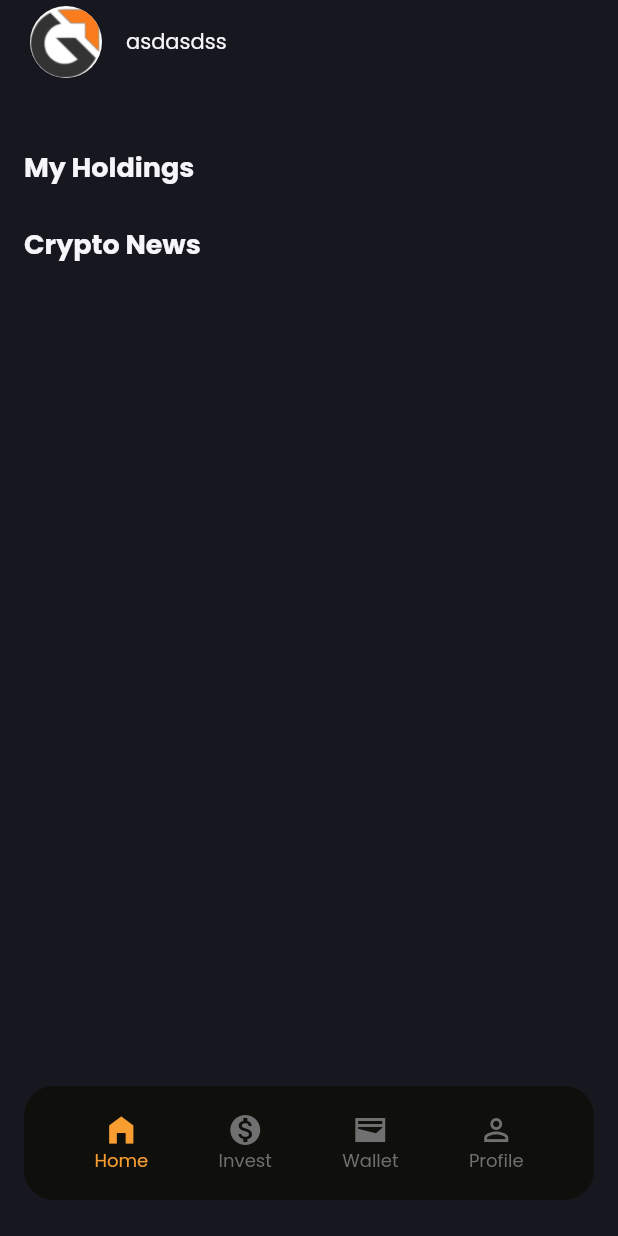
After one commit to vaidic-dodwani/Global-Dispatch, a Flutter app: the HomePage screen opened directly, on a phone screen of 412 x 824 dp. The commit adds this screen. Run offline on Flutter 3.47's test engine with Material 2 defaults, Android fonts, the phone set to English and light mode, and no system bars; our stand-ins replace flutter_native_splash, flutter_riverpod, flutter_svg, go_router, pinput, toast.

Commit message:
Added Home Page Skeleton

```diff
--- /dev/null
+++ b/lib/Screens/HomePage/home_page.dart
@@ -0,0 +1,34 @@
+// ignore_for_file: use_build_context_synchronously
+
+import 'package:flutter/material.dart';
+import 'package:flutter_riverpod/flutter_riverpod.dart';
+import 'package:globaldispatch/Riverpod/riverpod_variables.dart';
+import 'package:globaldispatch/Screens/HomePage/home_tab.dart';
+import 'package:globaldispatch/Screens/Widgets/home_app_bar.dart';
+import 'package:globaldispatch/Screens/Widgets/home_bottom_nav.dart';
+import 'package:globaldispatch/Screens/Widgets/utilities.dart';
+
+class HomePage extends ConsumerWidget {
+  const HomePage({super.key});
+
+  @override
+  Widget build(BuildContext context, WidgetRef ref) {
+    return Scaffold(
+      backgroundColor: Palette.secondaryBlackColor,
+      appBar: homeAppBar(),
+      body: Stack(
+        children: [
+          homePageWidgets[ref.watch(homeBottomNavProvider)],
+          const HomeBottomNavBar(),
+        ],
+      ),
+    );
+  }
+}
+
+List<Widget> homePageWidgets = [
+  const HomeTab()
+  // const InvestTab(),
+  // const WalletTab(),
+  // ProfileTab()
+];
--- /dev/null
+++ b/lib/Screens/HomePage/home_tab.dart
@@ -0,0 +1,31 @@
+// ignore_for_file: use_build_context_synchronously
+
+import 'dart:math';
+
+import 'package:flutter/material.dart';
+import 'package:flutter_riverpod/flutter_riverpod.dart';
+import 'package:globaldispatch/Screens/Widgets/auth_heading.dart';
+
+class HomeTab extends ConsumerWidget {
+  const HomeTab({super.key});
+
+  @override
+  Widget build(BuildContext context, WidgetRef ref) {
+    return SizedBox(
+      height: double.infinity,
+      width: double.infinity,
+      child: Padding(
+        padding: const EdgeInsets.only(top: 25, left: 16, right: 16),
+        child: Column(
+          crossAxisAlignment: CrossAxisAlignment.center,
+          children: [
+            authTitleMediumText("My Holdings"),
+            const SizedBox(height: 24),
+            authTitleMediumText("Crypto News"),
+            const SizedBox(height: 8),
+          ],
+        ),
+      ),
+    );
+  }
+}
--- /dev/null
+++ b/lib/Screens/Widgets/home_app_bar.dart
@@ -0,0 +1,28 @@
+import 'package:flutter/material.dart';
+import 'package:flutter_riverpod/flutter_riverpod.dart';
+import 'package:globaldispatch/Screens/Widgets/utilities.dart';
+
+PreferredSize homeAppBar() {
+  return PreferredSize(
+    preferredSize: const Size.fromHeight(73),
+    child: Consumer(
+      builder: (context, ref, child) => AppBar(
+        elevation: 0,
+        leadingWidth: 68,
+        backgroundColor: Palette.secondaryBlackColor,
+        leading: const Padding(
+          padding: EdgeInsets.only(left: 20.0),
+          child: CircleAvatar(
+            backgroundColor: Colors.white,
+            radius: 24,
+            backgroundImage: AssetImage("assests/logo/logo.png"),
+          ),
+        ),
+        title: Text(
+          "asdasdss",
+          style: bodyMedium(),
+        ),
+      ),
+    ),
+  );
+}
--- /dev/null
+++ b/lib/Screens/Widgets/home_bottom_nav.dart
@@ -0,0 +1,122 @@
+import 'package:flutter/material.dart';
+import 'package:flutter_riverpod/flutter_riverpod.dart';
+import 'package:globaldispatch/Riverpod/riverpod_variables.dart';
+import 'package:globaldispatch/Screens/Widgets/utilities.dart';
+
+class HomeBottomNavBar extends ConsumerWidget {
+  const HomeBottomNavBar({super.key});
+
+  @override
+  Widget build(BuildContext context, WidgetRef ref) {
+    int page = ref.watch(homeBottomNavProvider);
+    return SizedBox(
+      height: double.infinity,
+      child: Align(
+        alignment: Alignment.bottomCenter,
+        child: Padding(
+          padding: const EdgeInsets.only(bottom: 24.0, left: 16, right: 16),
+          child: Container(
+            height: 76,
+            width: double.infinity,
+            decoration: const BoxDecoration(
+              color: Palette.neutralBlack,
+              borderRadius: BorderRadius.all(
+                Radius.circular(20),
+              ),
+            ),
+            child: Row(
+              crossAxisAlignment: CrossAxisAlignment.center,
+              mainAxisAlignment: MainAxisAlignment.spaceEvenly,
+              children: bottomnavbaritems(page),
+            ),
+          ),
+        ),
+      ),
+    );
+  }
+}
+
+List<Widget> bottomnavbaritems(int page) {
+  return [
+    InkWell(
+      onTap: () {
+        homeBottomNavNotifier.setPage(0);
+      },
+      child: Column(
+        mainAxisAlignment: MainAxisAlignment.center,
+        children: [
+          Icon(
+            Icons.home_filled,
+            color: page == 0 ? Palette.primaryColor : Palette.neutralGrey,
+          ),
+          Text(
+            "Home",
+            style: labelMedium(
+                fontColor:
+                    page == 0 ? Palette.primaryColor : Palette.neutralGrey),
+          )
+        ],
+      ),
+    ),
+    InkWell(
+      onTap: () {
+        homeBottomNavNotifier.setPage(1);
+      },
+      child: Column(
+        mainAxisAlignment: MainAxisAlignment.center,
+        children: [
+          Icon(
+            Icons.monetization_on_sharp,
+            color: page == 1 ? Palette.primaryColor : Palette.neutralGrey,
+          ),
+          Text(
+            "Invest",
+            style: labelMedium(
+                fontColor:
+                    page == 1 ? Palette.primaryColor : Palette.neutralGrey),
+          )
+        ],
+      ),
+    ),
+    InkWell(
+      onTap: () {
+        homeBottomNavNotifier.setPage(2);
+      },
+      child: Column(
+        mainAxisAlignment: MainAxisAlignment.center,
+        children: [
+          Icon(
+            Icons.wallet_sharp,
+            color: page == 2 ? Palette.primaryColor : Palette.neutralGrey,
+          ),
+          Text(
+            "Wallet",
+            style: labelMedium(
+                fontColor:
+                    page == 2 ? Palette.primaryColor : Palette.neutralGrey),
+          )
+        ],
+      ),
+    ),
+    InkWell(
+      onTap: () {
+        homeBottomNavNotifier.setPage(3);
+      },
+      child: Column(
+        mainAxisAlignment: MainAxisAlignment.center,
+        children: [
+          Icon(
+            Icons.person_outline_sharp,
+            color: page == 3 ? Palette.primaryColor : Palette.neutralGrey,
+          ),
+          Text(
+            "Profile",
+            style: labelMedium(
+                fontColor:
+                    page == 3 ? Palette.primaryColor : Palette.neutralGrey),
+          )
+        ],
+      ),
+    )
+  ];
+}
```
Also changed, not shown: lib/Riverpod/riverpod_classes.dart (+8 -0 lines), lib/Riverpod/riverpod_variables.dart (+20 -0 lines), lib/Screens/AuthScreens/otp_page.dart (+4 -37 lines), pubspec.yaml (+22 -12 lines), assests/fonts/Poppins-100.ttf (added), assests/fonts/Poppins-200.ttf (added), assests/fonts/Poppins-300.ttf (added), assests/fonts/Poppins-400.ttf (added), assests/fonts/Poppins-500.ttf (added), assests/fonts/Poppins-600.ttf (added), assests/fonts/Poppins-700.ttf (added), assests/fonts/Poppins-800.ttf (added), assests/fonts/Poppins-900.ttf (added), pubspec.lock.
